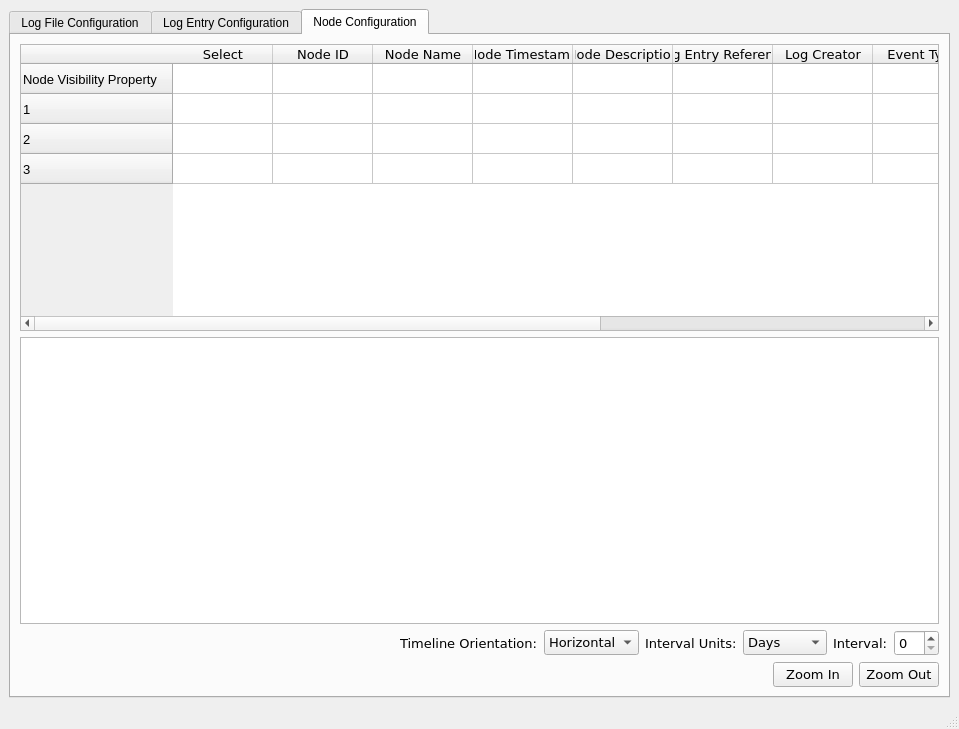
Qt form ui/main_window.ui (CS4311-spring-2020/pick-tool-team14-keikaku) before a commit.
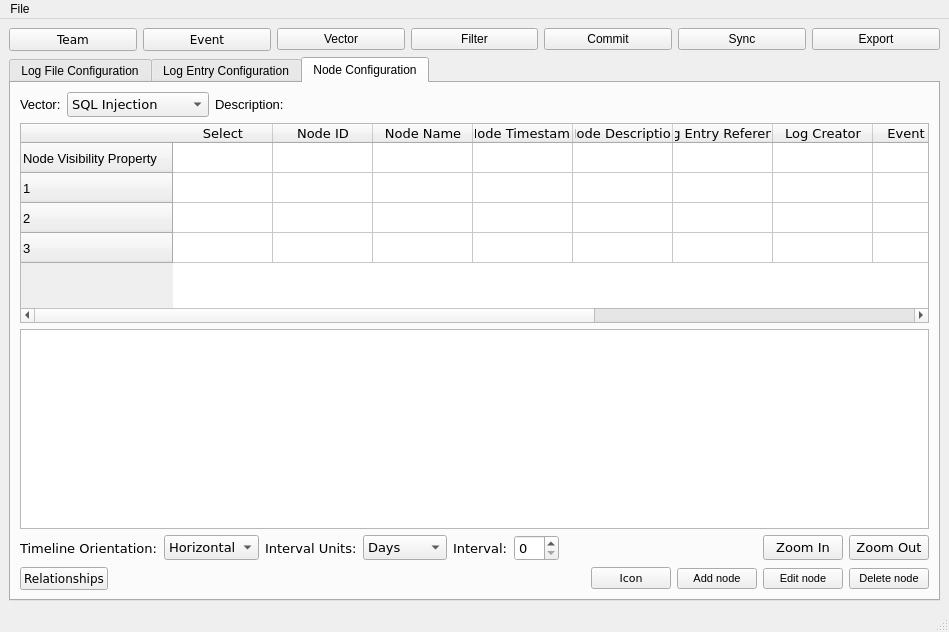
The same form after that commit. The open tabs and pages were chosen to show the change. Icons and pictures are not drawn.

Commit message: Moved change_configuration into main_window. Fixed and cleaned up other ui files.

Diff of the .ui file:
```diff
--- a/ui/main_window.ui
+++ b/ui/main_window.ui
@@ -6,15 +6,88 @@
    <rect>
     <x>0</x>
     <y>0</y>
-    <width>959</width>
-    <height>729</height>
+    <width>949</width>
+    <height>632</height>
    </rect>
   </property>
   <property name="windowTitle">
    <string>MainWindow</string>
   </property>
-  <widget class="QWidget" name="centralwidget">
-   <layout class="QHBoxLayout" name="horizontalLayout">
+  <widget class="QWidget" name="mainWidget">
+   <layout class="QVBoxLayout" name="verticalLayout_3">
+    <item>
+     <layout class="QHBoxLayout" name="topHL">
+      <item>
+       <widget class="QPushButton" name="teamButton">
+        <property name="font">
+         <font>
+          <family>Verdana</family>
+          <pointsize>9</pointsize>
+         </font>
+        </property>
+        <property name="text">
+         <string>Team</string>
+        </property>
+       </widget>
+      </item>
+      <item>
+       <widget class="QPushButton" name="eventButton">
+        <property name="font">
+         <font>
+          <family>Verdana</family>
+          <pointsize>9</pointsize>
+         </font>
+        </property>
+        <property name="text">
+         <string>Event</string>
+        </property>
+       </widget>
+      </item>
+      <item>
+       <widget class="QPushButton" name="vectorButton">
+        <property name="text">
+         <string>Vector</string>
+        </property>
+       </widget>
+      </item>
+      <item>
+       <widget class="QPushButton" name="filterButton">
+        <property name="text">
+         <string>Filter</string>
+        </property>
+        <property name="icon">
+         <iconset>
+          <normaloff>icons/filter.png</normaloff>icons/filter.png</iconset>
+        </property>
+       </widget>
+      </item>
+      <item>
+       <widget class="QPushButton" name="commitButton">
+        <property name="text">
+         <string>Commit</string>
+        </property>
+       </widget>
+      </item>
+      <item>
+       <widget class="QPushButton" name="syncButton">
+        <property name="text">
+         <string>Sync</string>
+        </property>
+        <property name="icon">
+         <iconset>
+          <normaloff>icons/connect.png</normaloff>icons/connect.png</iconset>
+        </property>
+       </widget>
+      </item>
+      <item>
+       <widget class="QPushButton" name="exportButton">
+        <property name="text">
+         <string>Export</string>
+        </property>
+       </widget>
+      </item>
+     </layout>
+    </item>
     <item>
      <widget class="QTabWidget" name="tabWidget">
       <property name="currentIndex">
@@ -806,9 +879,78 @@
        <attribute name="title">
         <string>Node Configuration</string>
        </attribute>
-       <layout class="QVBoxLayout" name="verticalLayout_2" stretch="1,1,0,0">
+       <layout class="QVBoxLayout" name="verticalLayout_2" stretch="0,1,1,0,0">
         <item>
-         <widget class="QTableWidget" name="tableWidget_2">
+         <layout class="QHBoxLayout" name="nodeTopHL">
+          <item>
+           <widget class="QLabel" name="vectorLabel">
+            <property name="font">
+             <font>
+              <pointsize>10</pointsize>
+             </font>
+            </property>
+            <property name="text">
+             <string>Vector:</string>
+            </property>
+           </widget>
+          </item>
+          <item>
+           <widget class="QComboBox" name="vectorComboBox">
+            <property name="font">
+             <font>
+              <family>Verdana</family>
+              <pointsize>10</pointsize>
+             </font>
+            </property>
+            <item>
+             <property name="text">
+              <string>SQL Injection</string>
+             </property>
+            </item>
+            <item>
+             <property name="text">
+              <string>Denial-of-Service</string>
+             </property>
+            </item>
+           </widget>
+          </item>
+          <item>
+           <widget class="QLabel" name="descriptionLabel">
+            <property name="font">
+             <font>
+              <pointsize>10</pointsize>
+              <italic>false</italic>
+             </font>
+            </property>
+            <property name="text">
+             <string>Description:</string>
+            </property>
+           </widget>
+          </item>
+          <item>
+           <widget class="QLabel" name="label">
+            <property name="text">
+             <string>&lt;Description&gt;</string>
+            </property>
+           </widget>
+          </item>
+          <item>
+           <spacer name="horizontalSpacer_3">
+            <property name="orientation">
+             <enum>Qt::Horizontal</enum>
+            </property>
+            <property name="sizeHint" stdset="0">
+             <size>
+              <width>40</width>
+              <height>20</height>
+             </size>
+            </property>
+           </spacer>
+          </item>
+         </layout>
+        </item>
+        <item>
+         <widget class="QTableWidget" name="nodeTableWidget">
           <property name="font">
            <font>
             <pointsize>10</pointsize>
@@ -1095,20 +1237,7 @@
          <widget class="QGraphicsView" name="graphicsView"/>
         </item>
         <item>
-         <layout class="QHBoxLayout" name="middleHL_2">
-          <item>
-           <spacer name="horizontalSpacer_1">
-            <property name="orientation">
-             <enum>Qt::Horizontal</enum>
-            </property>
-            <property name="sizeHint" stdset="0">
-             <size>
-              <width>40</width>
-              <height>20</height>
-             </size>
-            </property>
-           </spacer>
-          </item>
+         <layout class="QHBoxLayout" name="nodeMiddleHL">
           <item>
            <widget class="QLabel" name="timelineLabel">
             <property name="font">
@@ -1208,12 +1337,8 @@
             </property>
            </widget>
           </item>
-         </layout>
-        </item>
-        <item>
-         <layout class="QHBoxLayout" name="bottomHL_2">
           <item>
-           <spacer name="horizontalSpacer_2">
+           <spacer name="horizontalSpacer_1">
             <property name="orientation">
              <enum>Qt::Horizontal</enum>
             </property>
@@ -1265,6 +1390,103 @@
           </item>
          </layout>
         </item>
+        <item>
+         <layout class="QHBoxLayout" name="nodeBottomHL">
+          <item>
+           <widget class="QPushButton" name="relationshipsButton">
+            <property name="font">
+             <font>
+              <family>Verdana</family>
+              <pointsize>9</pointsize>
+             </font>
+            </property>
+            <property name="text">
+             <string>Relationships</string>
+            </property>
+           </widget>
+          </item>
+          <item>
+           <spacer name="horizontalSpacer_2">
+            <property name="orientation">
+             <enum>Qt::Horizontal</enum>
+            </property>
+            <property name="sizeHint" stdset="0">
+             <size>
+              <width>40</width>
+              <height>20</height>
+             </size>
+            </property>
+           </spacer>
+          </item>
+          <item>
+           <widget class="QPushButton" name="iconButton">
+            <property name="font">
+             <font>
+              <family>Verdana</family>
+              <pointsize>8</pointsize>
+             </font>
+            </property>
+            <property name="text">
+             <string>Icon</string>
+            </property>
+           </widget>
+          </item>
+          <item>
+           <widget class="QPushButton" name="addNodePushButton">
+            <property name="sizePolicy">
+             <sizepolicy hsizetype="Fixed" vsizetype="Fixed">
+              <horstretch>0</horstretch>
+              <verstretch>0</verstretch>
+             </sizepolicy>
+            </property>
+            <property name="font">
+             <font>
+              <pointsize>8</pointsize>
+             </font>
+            </property>
+            <property name="text">
+             <string>Add node</string>
+            </property>
+           </widget>
+          </item>
+          <item>
+           <widget class="QPushButton" name="editNodePushButton">
+            <property name="sizePolicy">
+             <sizepolicy hsizetype="Fixed" vsizetype="Fixed">
+              <horstretch>0</horstretch>
+              <verstretch>0</verstretch>
+             </sizepolicy>
+            </property>
+            <property name="font">
+             <font>
+              <pointsize>8</pointsize>
+             </font>
+            </property>
+            <property name="text">
+             <string>Edit node</string>
+            </property>
+           </widget>
+          </item>
+          <item>
+           <widget class="QPushButton" name="deleteNodePushButton">
+            <property name="sizePolicy">
+             <sizepolicy hsizetype="Fixed" vsizetype="Fixed">
+              <horstretch>0</horstretch>
+              <verstretch>0</verstretch>
+             </sizepolicy>
+            </property>
+            <property name="font">
+             <font>
+              <pointsize>8</pointsize>
+             </font>
+            </property>
+            <property name="text">
+             <string>Delete node</string>
+            </property>
+           </widget>
+          </item>
+         </layout>
+        </item>
        </layout>
       </widget>
      </widget>
@@ -1276,10 +1498,17 @@
     <rect>
      <x>0</x>
      <y>0</y>
-     <width>959</width>
+     <width>949</width>
      <height>26</height>
     </rect>
    </property>
+   <widget class="QMenu" name="menuFile">
+    <property name="title">
+     <string>File</string>
+    </property>
+    <addaction name="actionExit"/>
+   </widget>
+   <addaction name="menuFile"/>
   </widget>
   <widget class="QStatusBar" name="statusbar"/>
  </widget>
```
Left out of the diff: 30 changed lines with no effect on the pictures. The commit also changes 7 other files.
